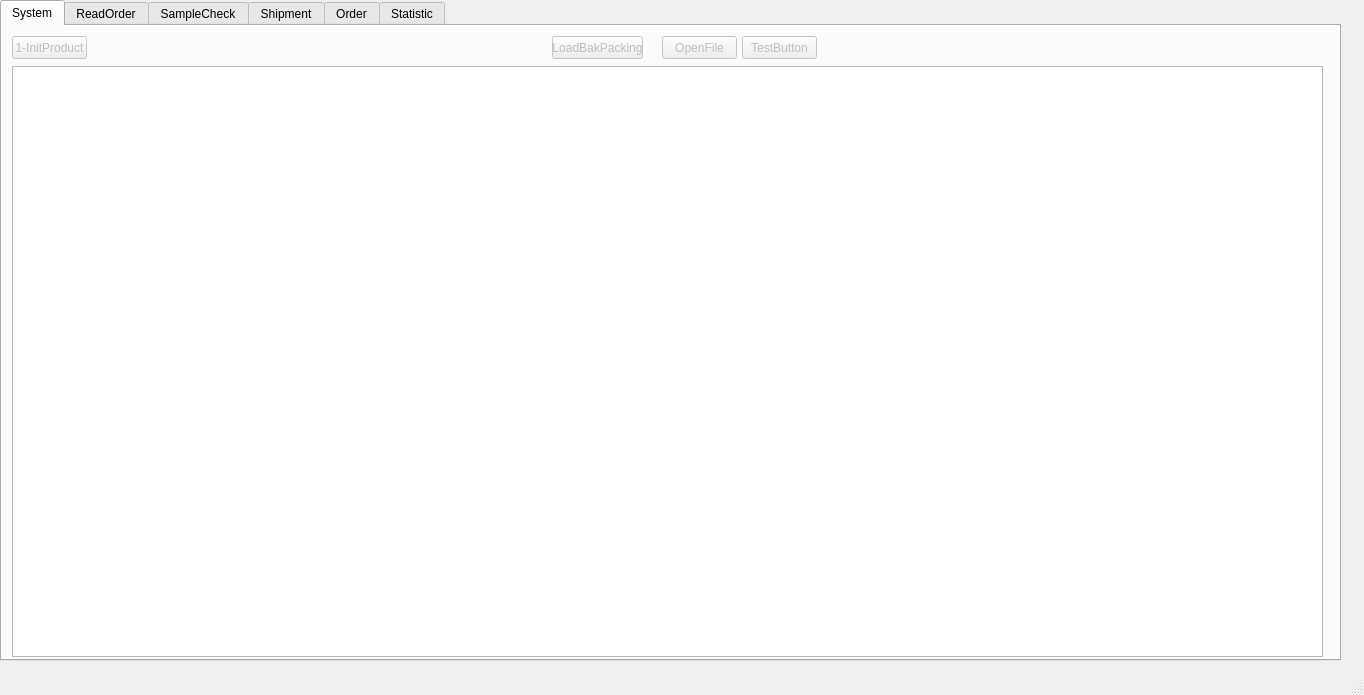
GdRaymond/TISProduction, file TISDesk/TIS_mainwindow.ui: the form before one commit.
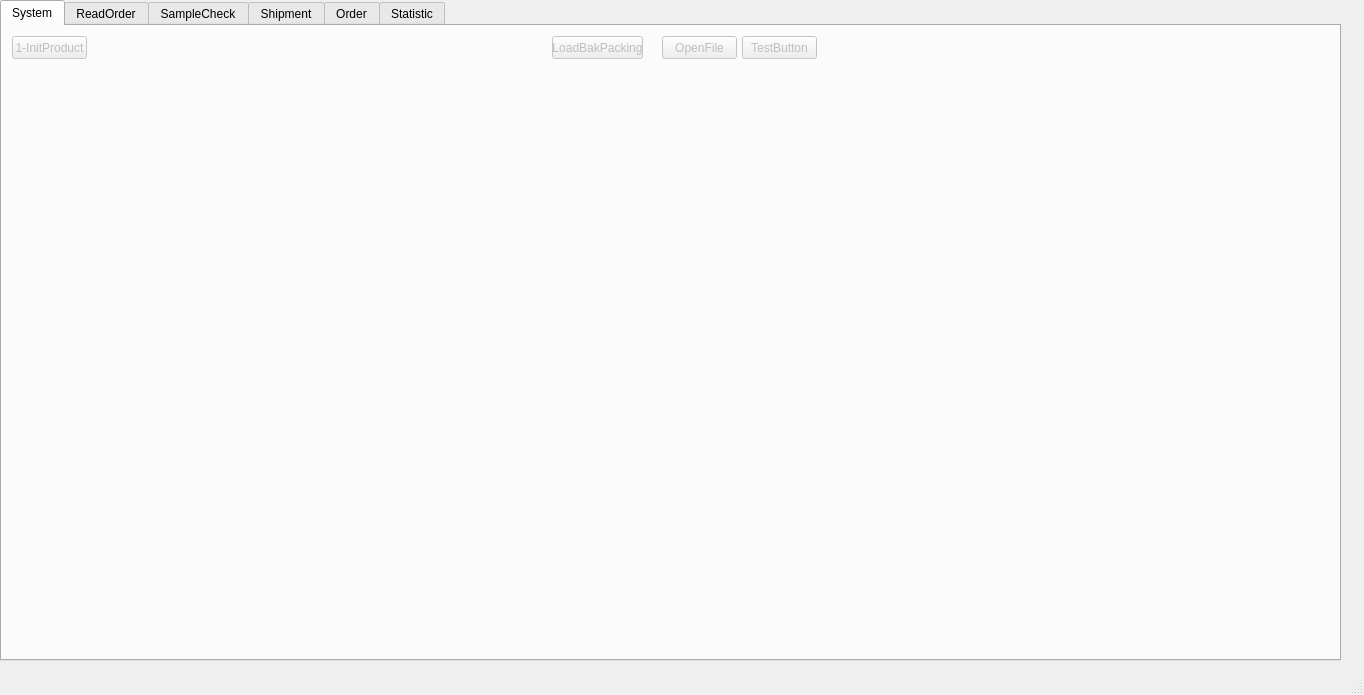
The form after the commit. The open tabs and pages were chosen to show the change. Icons and pictures are not drawn.

Commit message: adjust the log window to order-tap

Diff of the .ui file:
```diff
--- a/TISDesk/TIS_mainwindow.ui
+++ b/TISDesk/TIS_mainwindow.ui
@@ -37,16 +37,6 @@
      <attribute name="title">
       <string>System</string>
      </attribute>
-     <widget class="QTextBrowser" name="textBrowser">
-      <property name="geometry">
-       <rect>
-        <x>10</x>
-        <y>40</y>
-        <width>1311</width>
-        <height>591</height>
-       </rect>
-      </property>
-     </widget>
      <widget class="QPushButton" name="btn_open">
       <property name="enabled">
        <bool>false</bool>
@@ -991,6 +981,16 @@
        </property>
       </widget>
      </widget>
+     <widget class="QTextBrowser" name="textBrowser">
+      <property name="geometry">
+       <rect>
+        <x>290</x>
+        <y>20</y>
+        <width>721</width>
+        <height>601</height>
+       </rect>
+      </property>
+     </widget>
     </widget>
     <widget class="QWidget" name="tab_4">
      <attribute name="title">
```
The commit also changes 1 other file.
